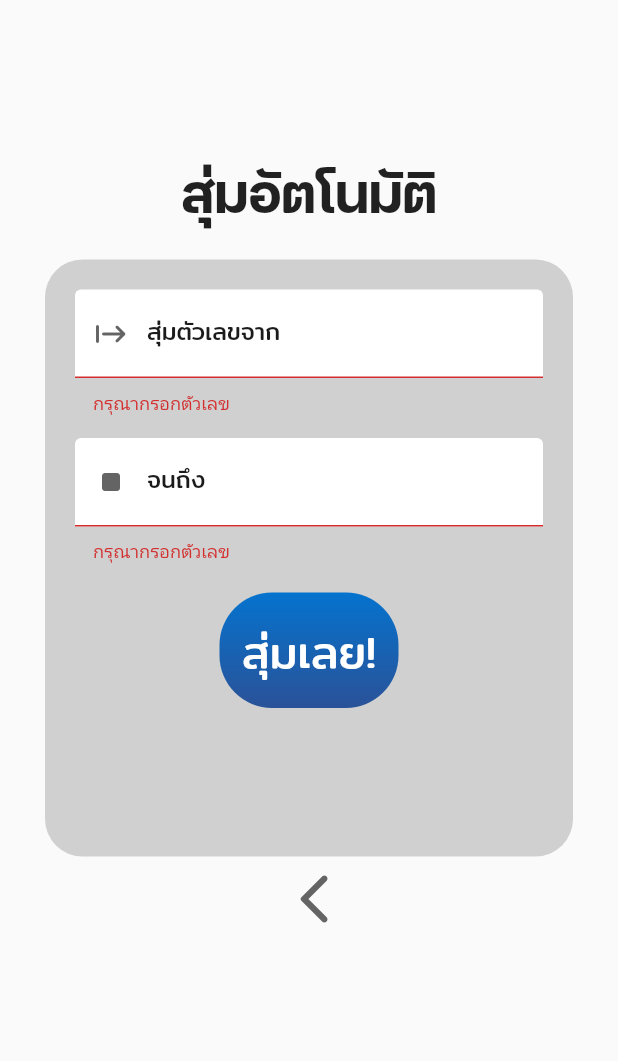
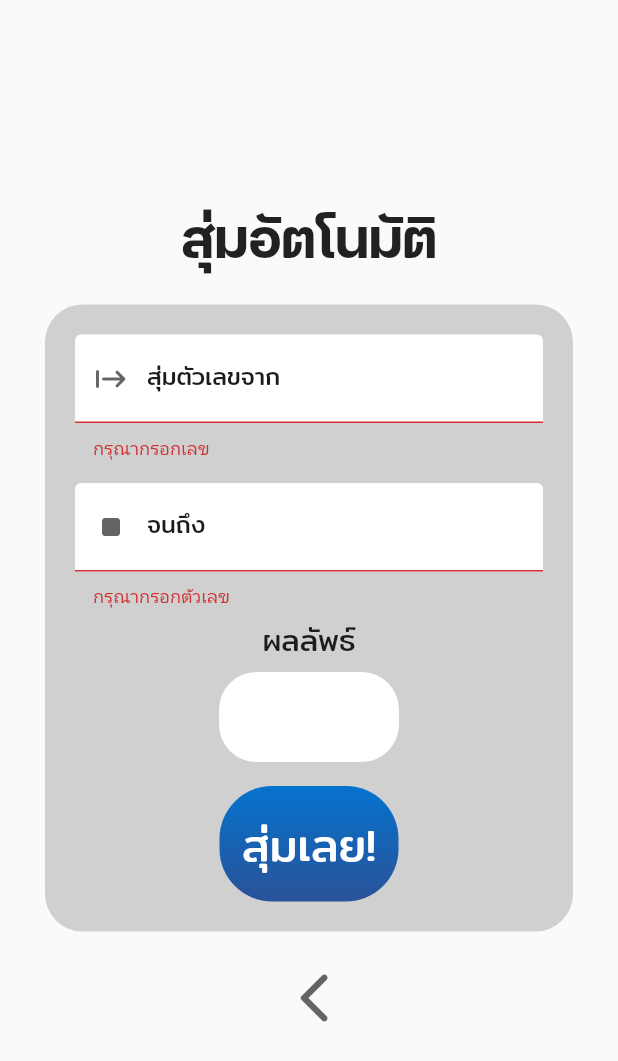
Before and after one commit to Feelgoodmann/Make-Decisions, a Flutter app: the AutoRandom screen opened directly, after a tap on "สุ่มเลย!", on a phone screen of 412 x 824 dp. Shown: the top 1061 px of the screen. Run offline on Flutter 3.47's test engine with Material 2 defaults, Android fonts, the phone set to English and light mode, and no system bars; our stand-ins replace animated_text_kit, audioplayers, carousel_slider, flutter_fortune_wheel, flutter_hooks, shared_preferences and 1 more; accounts and stored records are empty.

Commit message:
update auto_random

```diff
--- a/lib/screens/auto_random.dart
+++ b/lib/screens/auto_random.dart
@@ -5,9 +5,11 @@ import '../resources/backButton.dart';
 import '../resources/colors.dart';
 import '../resources/randomButton.dart';
 import '../resources/textAndButton.dart';
+import 'package:vibration/vibration.dart';
+import '/screens/setting.dart';
+import 'package:animated_text_kit/animated_text_kit.dart';
 
 class AutoRandom extends StatefulWidget{
-
   const AutoRandom({Key? key}) : super(key: key);
 
   @override
@@ -24,13 +26,6 @@ class AutoRandomState extends State<AutoRandom> {
   TextEditingController minController = TextEditingController();
   TextEditingController maxController = TextEditingController();
 
-  @override
-  void dispose() {
-    minController.dispose();
-    maxController.dispose();
-    super.dispose();
-  }
-
   void handleRandom() {
     if (_formKey.currentState!.validate()) {
       setState(() {
@@ -41,7 +36,14 @@ class AutoRandomState extends State<AutoRandom> {
           minNumber;
       });
     }
-    AudioPlayer().play(AssetSource('audio/s1.mp3'));
+    AudioPlayer().play(AssetSource('audio/s2s.mp3'));
+    Vibration.vibrate(duration: 200);
+  }
+  @override
+  void dispose() {
+    minController.dispose();
+    maxController.dispose();
+    super.dispose();
   }
 
   @override
@@ -52,7 +54,7 @@ class AutoRandomState extends State<AutoRandom> {
           child: SingleChildScrollView(
             child: Column(
               children: [
-                SizedBox(height: 100),
+                SizedBox(height: 130),
                 headerText("สุ่มอัตโนมัติ"),
                 SizedBox(height: 20,),
                 Container(
@@ -74,7 +76,7 @@ class AutoRandomState extends State<AutoRandom> {
                               keyboardType: TextInputType.number,
                               validator: (value) {
                                 if (value!.isEmpty) {
-                                  return 'กรุณากรอกตัวเลข';
+                                  return 'กรุณากรอกเลข';
                                 }
                                   return null;
                                 },
@@ -128,7 +130,20 @@ class AutoRandomState extends State<AutoRandom> {
                                 ),
                               ),
                             ),
-                            SizedBox(height: 20),
+                            SizedBox(height: 6),
+                            Center(child: normalText('ผลลัพธ์')),
+                            SizedBox(height: 6),
+                            Center(child: Container(
+                              width: 120,
+                              height: 60,
+                              decoration: BoxDecoration(
+                                borderRadius: const BorderRadius.all(Radius.circular(25)),
+                                color: Colors.white
+                              ),
+                              child: Center(child:Text(((randomNumber == 0) ? "" : randomNumber.toString()),
+                              style: TextStyle(
+                                fontSize:40,color: Colors.blue, fontWeight: FontWeight.w800, fontFamily: "Mitr"))))),
+                            SizedBox(height: 16),
                             Row(
                               mainAxisAlignment: MainAxisAlignment.center,
                               children: [
@@ -137,16 +152,13 @@ class AutoRandomState extends State<AutoRandom> {
                                 ),
                               ]
                             ),
-                            SizedBox(height: 16),
-                            Center(child: Text(((randomNumber == 0) ? "" : randomNumber.toString()),
-                              style: TextStyle(
-                                fontSize:40,color: Colors.blue, fontWeight: FontWeight.w800, fontFamily: "Mitr")))
                         ]
                       )
                       )
                     ]
                   ),
                 ),
+                SizedBox(height: 16),
                 Row(
                   mainAxisAlignment: MainAxisAlignment.center,
                   children: [specialBackButton()],
--- a/pubspec.yaml
+++ b/pubspec.yaml
@@ -38,6 +38,8 @@ dependencies:
   shared_preferences: ^2.0.18
   carousel_slider: ^4.2.1
   audioplayers: ^3.0.1
+  vibration: ^1.7.6
+  animated_text_kit: ^4.2.2
 
 dev_dependencies:
   flutter_test:
```
Also changed, not shown: lib/resources/textAndButton.dart (+1 -26 lines), lib/screens/setting.dart (+22 -6 lines), 4 other files.
